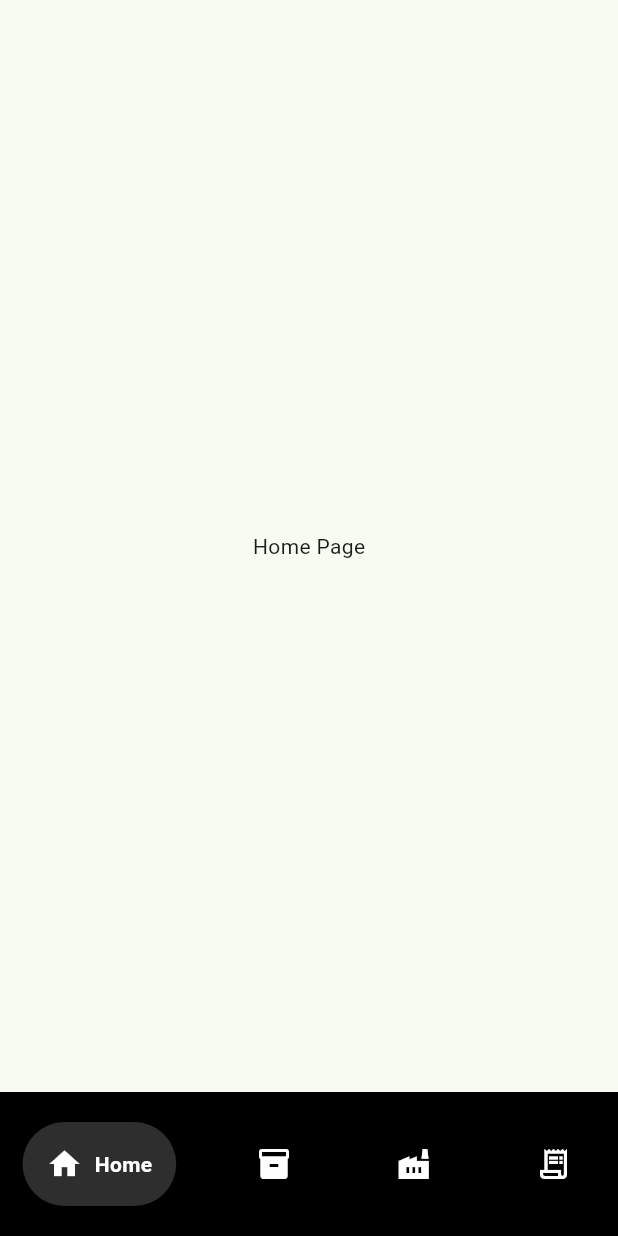
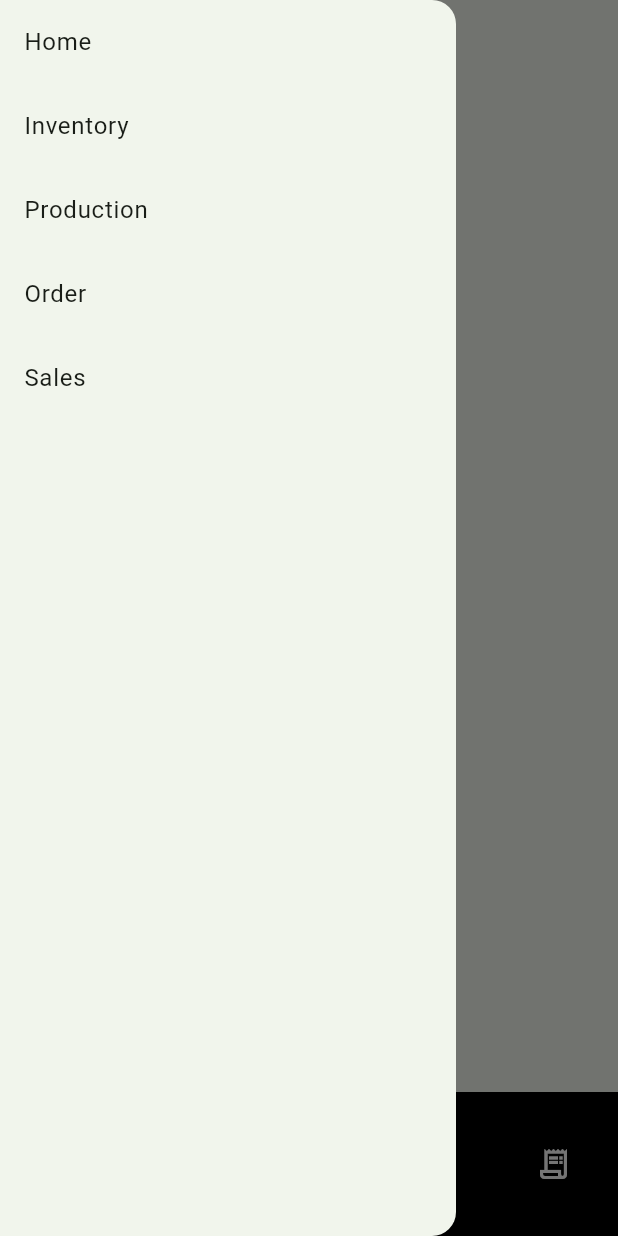
Before and after one commit to Prithvicode/inventorySalesManagementApp, a Flutter app: the screen it shows after launch, with the side drawer open (before the commit the screen has no drawer), on a phone screen of 412 x 824 dp. Run offline on Flutter 3.47's test engine with Material 3 defaults, Android fonts, the phone set to English and light mode, and no system bars; drawn by our look-alikes of google_nav_bar; our stand-ins replace pocketbase; missing offline and left inert: nepali_date_picker.

Commit message:
Added Sales Page to view history

```diff
--- a/lib/components/orders/orderForm.dart
+++ b/lib/components/orders/orderForm.dart
@@ -315,7 +315,7 @@ class _MyWidgetState extends State<OrderFormPage> {
                                 orderId, orderItemDetails[key]);
                           }
 
-                          print(orderItemDetails);
+                          // print(orderItemDetails);
                         }
                       }
 
--- /dev/null
+++ b/lib/components/sidebarDrawer.dart
@@ -0,0 +1,78 @@
+import 'package:apitestapp/pages/homePage.dart';
+import 'package:apitestapp/pages/inventoryPage.dart';
+import 'package:apitestapp/pages/orderPage.dart';
+import 'package:apitestapp/pages/productionPage.dart';
+import 'package:apitestapp/pages/salesPage.dart';
+import 'package:flutter/material.dart';
+
+class SidebarDrawer extends StatefulWidget {
+  const SidebarDrawer({super.key});
+
+  @override
+  State<SidebarDrawer> createState() => _MyWidgetState();
+}
+
+class _MyWidgetState extends State<SidebarDrawer> {
+  @override
+  Widget build(BuildContext context) {
+    return Drawer(
+      // backgroundColor: const Color(Colors.black),
+      child: Center(
+        child: ListView(
+          children: [
+            ListTile(
+              title: const Text("Home"),
+              onTap: () {
+                Navigator.push(
+                    context,
+                    MaterialPageRoute(
+                      builder: (context) => HomePage(),
+                    ));
+              },
+            ),
+            ListTile(
+              title: const Text("Inventory"),
+              onTap: () {
+                Navigator.push(
+                    context,
+                    MaterialPageRoute(
+                      builder: (context) => InventoryPage(),
+                    ));
+              },
+            ),
+            ListTile(
+              title: const Text("Production"),
+              onTap: () {
+                Navigator.push(
+                    context,
+                    MaterialPageRoute(
+                      builder: (context) => ProductionPage(),
+                    ));
+              },
+            ),
+            ListTile(
+              title: const Text("Order"),
+              onTap: () {
+                Navigator.push(
+                    context,
+                    MaterialPageRoute(
+                      builder: (context) => OrderPage(),
+                    ));
+              },
+            ),
+            ListTile(
+              title: const Text("Sales"),
+              onTap: () {
+                Navigator.push(
+                    context,
+                    MaterialPageRoute(
+                      builder: (context) => SalesPage(),
+                    ));
+              },
+            )
+          ],
+        ),
+      ),
+    );
+  }
+}
--- /dev/null
+++ b/lib/data/models/sales.dart
@@ -0,0 +1,32 @@
+class Sales {
+  String _paymentType;
+  String _deliveryStaffId;
+  double _totalAmount;
+  int _discount = 10;
+  int _tax = 13;
+  int _payableAmount;
+  String _cashReceived;
+  String _orderId;
+
+  Sales(
+      this._paymentType,
+      this._deliveryStaffId,
+      this._discount,
+      this._totalAmount,
+      this._cashReceived,
+      this._orderId,
+      this._payableAmount,
+      this._tax);
+
+  // getter
+  String get paymentType => this.paymentType;
+  String get deliveryStaffId => this.deliveryStaffId;
+  double get totalAmount => this._totalAmount;
+  int get discount => this.discount;
+  int get tax => this._tax;
+  int get payableAmount => this._payableAmount;
+  String get cashReceived => this._cashReceived;
+  String get orderId => this._orderId;
+
+  // double get payableAmount =>
+}
--- a/lib/data/provider/order_item_api.dart
+++ b/lib/data/provider/order_item_api.dart
@@ -46,8 +46,8 @@ class OrderItemApi {
       "amount": orderItemsDetails[3],
     };
     //test
-    print(orderId);
-    print(orderItemsDetails);
+    // print(orderId);
+    // print(orderItemsDetails);
 
     final record = await pb.collection('orderItem').create(body: body);
   }
--- a/lib/main.dart
+++ b/lib/main.dart
@@ -2,6 +2,7 @@ import 'package:apitestapp/pages/homePage.dart';
 import 'package:apitestapp/pages/inventoryPage.dart';
 import 'package:apitestapp/pages/orderPage.dart';
 import 'package:apitestapp/pages/productionPage.dart';
+import 'package:apitestapp/pages/salesPage.dart';
 import 'package:flutter/material.dart';
 
 void main() {
--- a/lib/pages/homePage.dart
+++ b/lib/pages/homePage.dart
@@ -1,3 +1,4 @@
+import 'package:apitestapp/components/sidebarDrawer.dart';
 import 'package:apitestapp/pages/inventoryPage.dart';
 import 'package:apitestapp/pages/orderPage.dart';
 import 'package:apitestapp/pages/productionPage.dart';
@@ -26,6 +27,10 @@ class _HomePageState extends State<HomePage> {
   @override
   Widget build(BuildContext context) {
     return Scaffold(
+      appBar: AppBar(
+        title: Text("Dashboard"),
+      ),
+      drawer: SidebarDrawer(),
       body: _buildPage(_currentIndex),
       bottomNavigationBar: SizedBox(
         child: ColoredBox(
```
Also changed, not shown: lib/data/provider/order_api.dart (+6 -6 lines), lib/data/provider/sales_api.dart (added, +35 -0 lines), lib/pages/salesPage.dart (added, +114 -0 lines).
